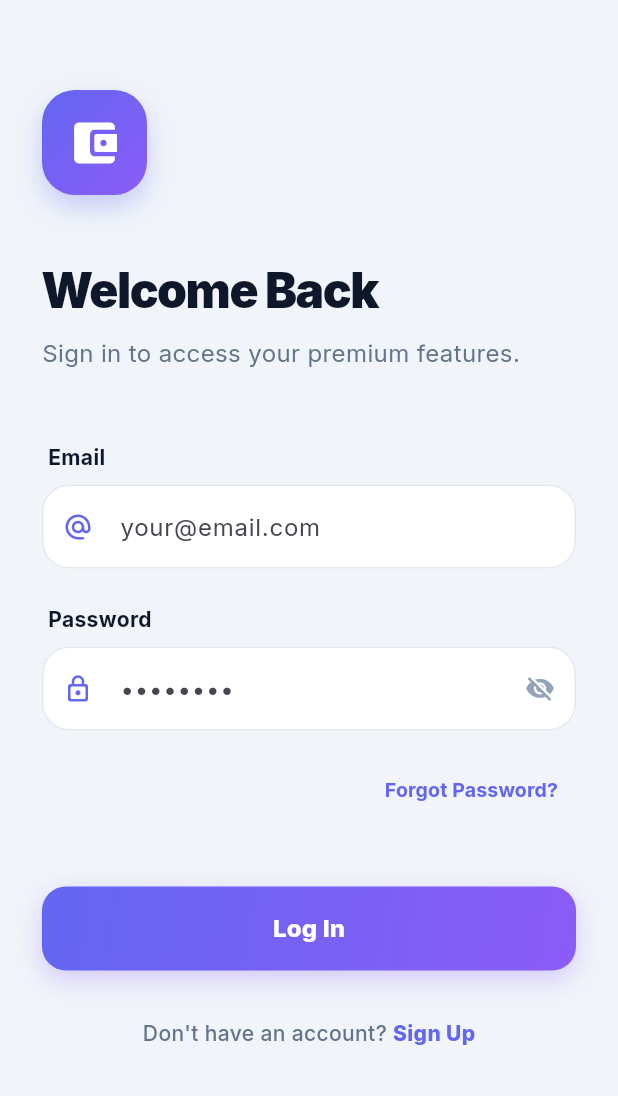
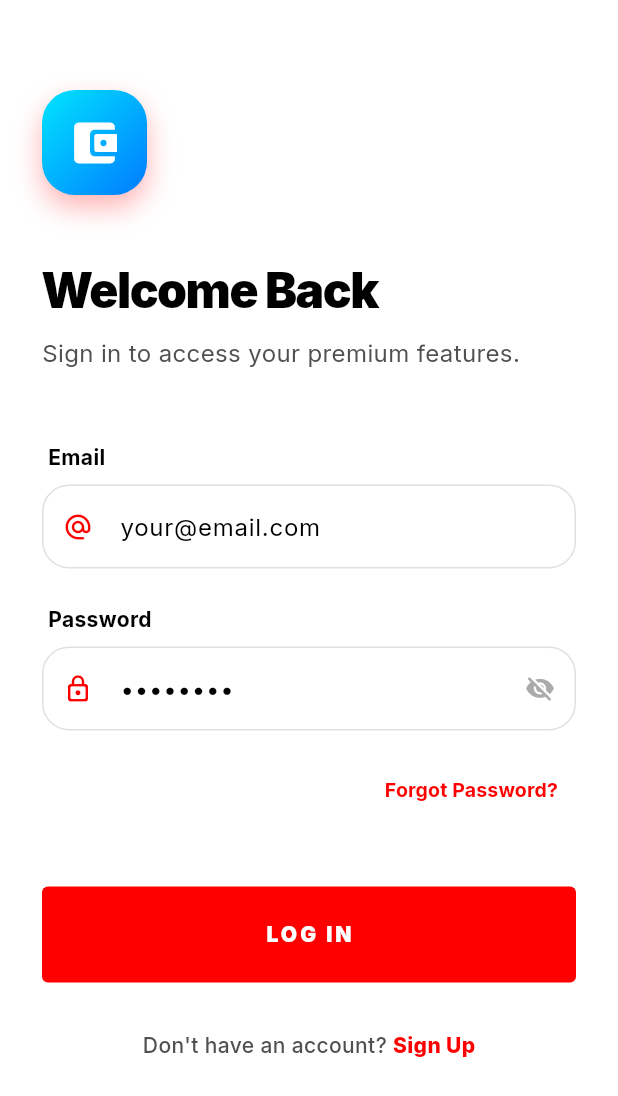
Before and after one commit to wadanegassa/proterminal, a Flutter app: the screen it shows after launch, on a phone screen of 412 x 824 dp. Shown: the top 1096 px of the screen. Run offline on Flutter 3.47's test engine with Material 3 defaults, Android fonts, the light colour scheme and no system bars; our stand-ins replace cloud_firestore, cloud_functions, firebase_auth, firebase_core, flutter_riverpod, google_fonts; missing offline and left inert: flutter_stripe, mobile_scanner; accounts and stored records are empty.

Commit message:
refactor(core): update config, theme, formatters, firebase service, and card widgets

```diff
--- a/lib/core/config/constants.dart
+++ b/lib/core/config/constants.dart
@@ -1,78 +1,81 @@
 import 'package:flutter/material.dart';
 
 class AppColors {
-  // Shared Accents
-  static const primary = Color(0xFF6366F1); // Indigo
-  static const secondary = Color(0xFFF43F5E); // Rose
-  static const accent = Color(0xFF10B981); // Emerald
-  static const amber = Color(0xFFF59E0B);
+  // Brand Colors (Stark Aesthetic)
+  static const primary = Color(0xFFFF0000); // Stark Red
+  static const secondary = Color(0xFFFFFFFF); // Pure White
+  static const accent = Color(0xFF1A1A1A); // Stark Grey
+  static const amber = Color(0xFFFFD700);
 
   // Semantic
-  static const success = Color(0xFF10B981);
-  static const warning = Color(0xFFF59E0B);
-  static const error = Color(0xFFEF4444);
+  static const success = Color(0xFF00FF00);
+  static const warning = Color(0xFFFF8800);
+  static const error = Color(0xFFFF0000); // Same as primary for this theme
 
-  // Light Palette (Inspired by Image 1)
-  static const lightBackground = Color(0xFFF1F5F9);
-  static const lightSurface = Color(0xFFFFFFFF);
+  // Light Palette (Stark White / Industrial)
+  static const lightBackground = Color(0xFFFFFFFF); // Pure White
+  static const lightSurface = Color(0xFFF8F8F8);
   static const lightCard = Color(0xFFFFFFFF);
-  static const lightTextPrimary = Color(0xFF0F172A);
-  static const lightTextSecondary = Color(0xFF64748B);
-  static const lightTextMuted = Color(0xFF94A3B8);
-  static const lightDivider = Color(0xFFE2E8F0);
-  static final lightGlass = Colors.white.withValues(alpha: 0.7);
+  static const lightTextPrimary = Color(0xFF000000);
+  static const lightTextSecondary = Color(0xFF505050);
+  static const lightTextMuted = Color(0xFFAAAAAA);
+  static const lightDivider = Color(0xFFE0E0E0);
+  static final lightGlass = Colors.black.withValues(alpha: 0.05);
 
-  // Dark Palette (Inspired by Image 2 - Ginko)
-  static const darkBackground = Color(0xFF000000); // Pure black for AMOLED
-  static const darkSurface = Color(0xFF0B0E11);
-  static const darkCard = Color(0xFF15191C);
+  // Dark Palette (Ultimate Premium Dark/OLED Black)
+  static const darkBackground = Color(0xFF000000); // Pure OLED Black
+  static const darkSurface = Color(0xFF080808);
+  static const darkCard = Color(0xFF0F0F0F);
   static const darkTextPrimary = Color(0xFFFFFFFF);
-  static const darkTextSecondary = Color(0xFF94A3B8);
-  static const darkTextMuted = Color(0xFF64748B);
-  static const darkDivider = Color(0xFF1E293B);
-  static final darkGlass = Colors.white.withValues(alpha: 0.08);
+  static const darkTextSecondary = Color(0xFFA0A0A0);
+  static const darkTextMuted = Color(0xFF404040);
+  static const darkDivider = Color(0xFF1A1A1A);
+  static final darkGlass = Colors.white.withValues(alpha: 0.05);
 
-  static const surface = lightSurface; // Default to light
+  // Theme-aware Grid Colors
+  static final lightGridColor = Colors.black.withValues(alpha: 0.03);
+  static final darkGridColor = Colors.white.withValues(alpha: 0.03);
+  static final starkGrid = darkGridColor; // Legacy support
 
-  // Premium Gradients
+  // Gradients for the "Stacked" Cards and Buttons (Neon & Dynamic)
   static const primaryGradient = LinearGradient(
-    colors: [Color(0xFF6366F1), Color(0xFF8B5CF6)],
+    colors: [Color(0xFF00E5FF), Color(0xFF007BFF)], // Cyan to Deep Blue
+    begin: Alignment.topLeft,
+    end: Alignment.bottomRight,
+  );
+
+  static const cardGradientBlue = LinearGradient(
+    colors: [Color(0xFF7C4DFF), Color(0xFF2979FF)], // Violet to Bright Blue
+    begin: Alignment.topLeft,
+    end: Alignment.bottomRight,
+  );
+
+  static const cardGradientOrange = LinearGradient(
+    colors: [Color(0xFFFF2A5F), Color(0xFFFF7043)], // Neon Pink to Orange
     begin: Alignment.topLeft,
     end: Alignment.bottomRight,
   );
 
   static const secondaryGradient = LinearGradient(
-    colors: [Color(0xFFF43F5E), Color(0xFFFB7185)],
+    colors: [Color(0xFF00E5FF), Color(0xFF1DE9B6)], // Cyan to Teal
     begin: Alignment.topLeft,
     end: Alignment.bottomRight,
   );
 
   static const accentGradient = LinearGradient(
-    colors: [Color(0xFF10B981), Color(0xFF34D399)],
+    colors: [Color(0xFFD500F9), Color(0xFF651FFF)], // Deep Purple to Neon Violet
     begin: Alignment.topLeft,
     end: Alignment.bottomRight,
   );
 
   static const sunsetGradient = LinearGradient(
-    colors: [Color(0xFFF59E0B), Color(0xFFF97316)],
-    begin: Alignment.topLeft,
-    end: Alignment.bottomRight,
-  );
-
-  static const blueVioletGradient = LinearGradient(
-    colors: [Color(0xFF667EEA), Color(0xFF764BA2)],
+    colors: [Color(0xFFFFAB00), Color(0xFFFF6D00)], // Neon Gold to Deep Orange
     begin: Alignment.topLeft,
     end: Alignment.bottomRight,
   );
 
   static const darkGradient = LinearGradient(
-    colors: [Color(0xFF1E293B), Color(0xFF0F172A)],
-    begin: Alignment.topLeft,
-    end: Alignment.bottomRight,
-  );
-
-  static const glassGradient = LinearGradient(
-    colors: [Colors.white24, Colors.white10],
+    colors: [Color(0xFF1A1A24), Color(0xFF0A0A0F)], // Premium metallic dark
     begin: Alignment.topLeft,
     end: Alignment.bottomRight,
   );
--- a/lib/core/config/theme.dart
+++ b/lib/core/config/theme.dart
@@ -7,13 +7,12 @@ class AppTheme {
     return ThemeData(
       useMaterial3: true,
       brightness: Brightness.light,
-      colorScheme: ColorScheme.fromSeed(
-        seedColor: AppColors.primary,
+      colorScheme: const ColorScheme.light(
         primary: AppColors.primary,
         secondary: AppColors.secondary,
         surface: AppColors.lightSurface,
         onSurface: AppColors.lightTextPrimary,
-        brightness: Brightness.light,
+        error: AppColors.error,
       ),
       scaffoldBackgroundColor: AppColors.lightBackground,
       textTheme: GoogleFonts.interTextTheme().apply(
@@ -27,16 +26,19 @@ class AppTheme {
         iconTheme: const IconThemeData(color: AppColors.lightTextPrimary),
         titleTextStyle: GoogleFonts.inter(
           fontSize: 18,
-          fontWeight: FontWeight.w700,
+          fontWeight: FontWeight.w900,
           color: AppColors.lightTextPrimary,
         ),
       ),
       cardTheme: CardThemeData(
         color: AppColors.lightCard,
         elevation: 0,
-        shape: RoundedRectangleBorder(borderRadius: BorderRadius.circular(24)),
+        shape: RoundedRectangleBorder(
+          borderRadius: BorderRadius.circular(4),
+          side: const BorderSide(color: AppColors.lightDivider),
+        ),
       ),
-      dividerTheme: const DividerThemeData(color: AppColors.lightDivider),
+      dividerTheme: const DividerThemeData(color: AppColors.lightDivider, thickness: 1),
     );
   }
 
@@ -44,13 +46,12 @@ class AppTheme {
     return ThemeData(
       useMaterial3: true,
       brightness: Brightness.dark,
-      colorScheme: ColorScheme.fromSeed(
-        seedColor: AppColors.primary,
+      colorScheme: const ColorScheme.dark(
         primary: AppColors.primary,
         secondary: AppColors.secondary,
         surface: AppColors.darkSurface,
         onSurface: AppColors.darkTextPrimary,
-        brightness: Brightness.dark,
+        error: AppColors.error,
       ),
       scaffoldBackgroundColor: AppColors.darkBackground,
       textTheme: GoogleFonts.interTextTheme().apply(
@@ -64,16 +65,19 @@ class AppTheme {
         iconTheme: const IconThemeData(color: AppColors.darkTextPrimary),
         titleTextStyle: GoogleFonts.inter(
           fontSize: 18,
-          fontWeight: FontWeight.w700,
+          fontWeight: FontWeight.w900,
           color: AppColors.darkTextPrimary,
         ),
       ),
       cardTheme: CardThemeData(
         color: AppColors.darkCard,
         elevation: 0,
-        shape: RoundedRectangleBorder(borderRadius: BorderRadius.circular(24)),
+        shape: RoundedRectangleBorder(
+          borderRadius: BorderRadius.circular(4),
+          side: const BorderSide(color: AppColors.darkDivider),
+        ),
       ),
-      dividerTheme: const DividerThemeData(color: AppColors.darkDivider),
+      dividerTheme: const DividerThemeData(color: AppColors.darkDivider, thickness: 1),
     );
   }
 }
```
Also changed, not shown: lib/core/config/payment_config.dart (+10 -8 lines), lib/core/network/firebase_service.dart (+64 -3 lines), lib/core/utils/formatters.dart (+7 -0 lines), lib/core/widgets/cards.dart (+200 -176 lines).
